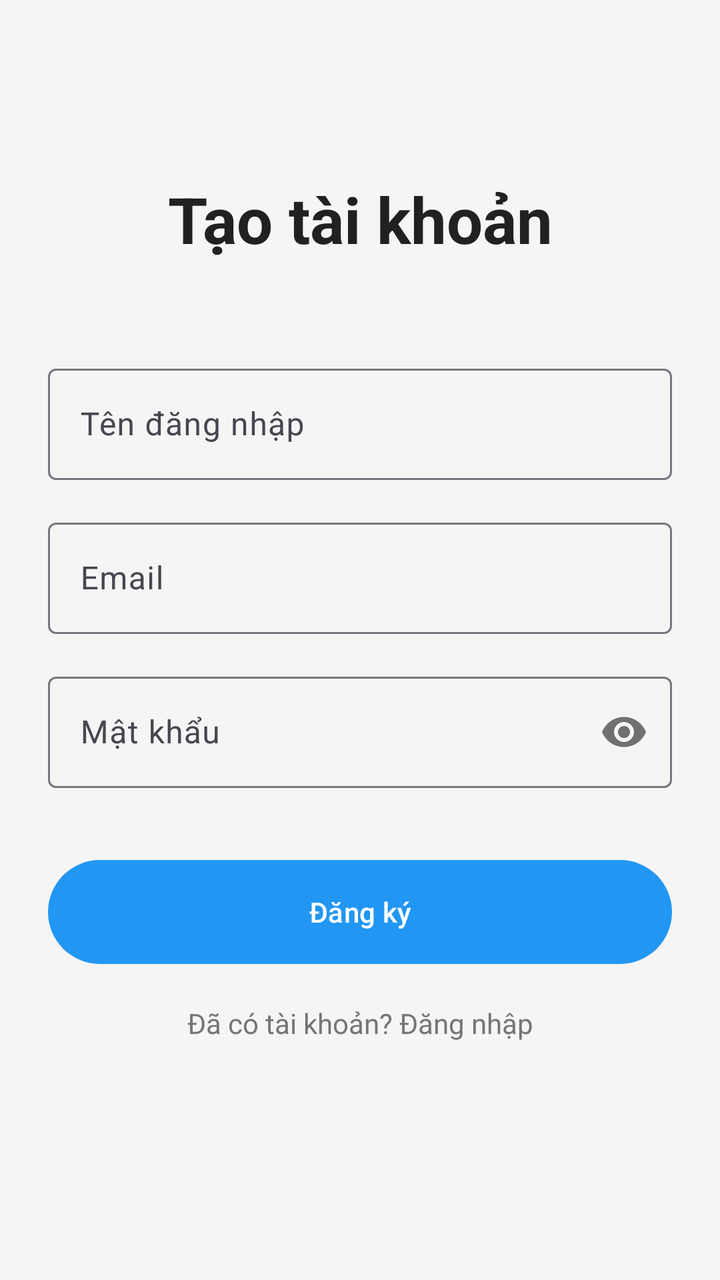
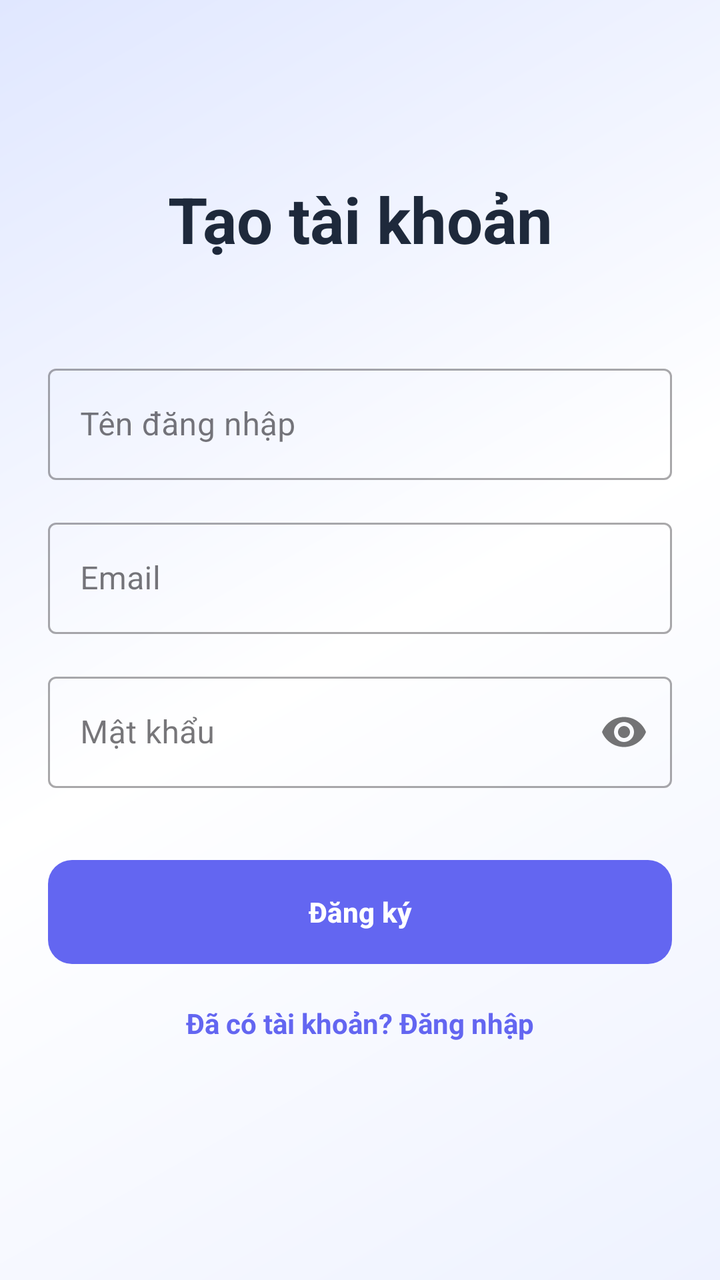

Two renders of the same Android screen: before a commit and after it. Below are the layout's source before the change and the commit's diff.
<!-- AndroidManifest.xml: application theme Theme.Personalfinancemanager -->
<!-- res/layout/activity_register.xml -->
<?xml version="1.0" encoding="utf-8"?>
<androidx.constraintlayout.widget.ConstraintLayout xmlns:android="http://schemas.android.com/apk/res/android"
    xmlns:app="http://schemas.android.com/apk/res-auto"
    android:layout_width="match_parent"
    android:layout_height="match_parent"
    android:padding="24dp"
    android:background="@color/backgroundColor">

    <TextView
        android:id="@+id/tvTitle"
        android:layout_width="wrap_content"
        android:layout_height="wrap_content"
        android:text="@string/create_account"
        android:textSize="32sp"
        android:textStyle="bold"
        android:textColor="@color/textColorPrimary"
        app:layout_constraintTop_toTopOf="parent"
        app:layout_constraintStart_toStartOf="parent"
        app:layout_constraintEnd_toEndOf="parent"
        android:layout_marginTop="64dp" />

    <com.google.android.material.textfield.TextInputLayout
        android:id="@+id/tilUsername"
        android:layout_width="match_parent"
        android:layout_height="wrap_content"
        android:hint="@string/username"
        app:layout_constraintTop_toBottomOf="@id/tvTitle"
        android:layout_marginTop="48dp">

        <com.google.android.material.textfield.TextInputEditText
            android:id="@+id/etUsername"
            android:layout_width="match_parent"
            android:layout_height="wrap_content"
            android:inputType="textPersonName"
            android:textColor="@color/textColorPrimary" />
    </com.google.android.material.textfield.TextInputLayout>

    <com.google.android.material.textfield.TextInputLayout
        android:id="@+id/tilEmail"
        android:layout_width="match_parent"
        android:layout_height="wrap_content"
        android:hint="@string/email"
        app:layout_constraintTop_toBottomOf="@id/tilUsername"
        android:layout_marginTop="16dp">

        <com.google.android.material.textfield.TextInputEditText
            android:id="@+id/etEmail"
            android:layout_width="match_parent"
            android:layout_height="wrap_content"
            android:inputType="textEmailAddress"
            android:textColor="@color/textColorPrimary" />
    </com.google.android.material.textfield.TextInputLayout>

    <com.google.android.material.textfield.TextInputLayout
        android:id="@+id/tilPassword"
        android:layout_width="match_parent"
        android:layout_height="wrap_content"
        android:hint="@string/password"
        app:passwordToggleEnabled="true"
        app:layout_constraintTop_toBottomOf="@id/tilEmail"
        android:layout_marginTop="16dp">

        <com.google.android.material.textfield.TextInputEditText
            android:id="@+id/etPassword"
            android:layout_width="match_parent"
            android:layout_height="wrap_content"
            android:inputType="textPassword"
            android:textColor="@color/textColorPrimary" />
    </com.google.android.material.textfield.TextInputLayout>

    <Button
        android:id="@+id/btnRegister"
        android:layout_width="match_parent"
        android:layout_height="60dp"
        android:text="@string/register"
        app:layout_constraintTop_toBottomOf="@id/tilPassword"
        android:layout_marginTop="32dp" />

    <TextView
        android:id="@+id/tvGoToLogin"
        android:layout_width="wrap_content"
        android:layout_height="wrap_content"
        android:text="@string/already_have_account"
        android:textColor="@color/textColorSecondary"
        app:layout_constraintTop_toBottomOf="@id/btnRegister"
        app:layout_constraintStart_toStartOf="parent"
        app:layout_constraintEnd_toEndOf="parent"
        android:layout_marginTop="16dp" />

    <ProgressBar
        android:id="@+id/progressBar"
        android:layout_width="wrap_content"
        android:layout_height="wrap_content"
        android:visibility="gone"
        app:layout_constraintTop_toTopOf="parent"
        app:layout_constraintBottom_toBottomOf="parent"
        app:layout_constraintStart_toStartOf="parent"
        app:layout_constraintEnd_toEndOf="parent" />

</androidx.constraintlayout.widget.ConstraintLayout>
<!-- resources referenced by this layout -->
<resources>
  <color name="backgroundColor">#F5F5F5</color>
  <color name="textColorPrimary">#212121</color>
  <color name="textColorSecondary">#757575</color>
  <string name="already_have_account">Đã có tài khoản? Đăng nhập</string>
  <string name="create_account">Tạo tài khoản</string>
  <string name="email">Email</string>
  <string name="password">Mật khẩu</string>
  <string name="register">Đăng ký</string>
  <string name="username">Tên đăng nhập</string>
  <style name="Theme.Personalfinancemanager" parent="Base.Theme.Personalfinancemanager" />
  <style name="Base.Theme.Personalfinancemanager" parent="Theme.Material3.DayNight.NoActionBar">
          
          <item name="colorPrimary">@color/primary</item>
          <item name="colorPrimaryDark">@color/primary_dark</item>
          <item name="colorAccent">@color/accent</item>
  
          <item name="android:windowBackground">@color/backgroundColor</item>
          <item name="android:textColorPrimary">@color/textColorPrimary</item>
          <item name="android:textColorSecondary">@color/textColorSecondary</item>
      </style>
  <color name="primary">#2196F3</color>
  <color name="primary_dark">#1976D2</color>
  <color name="accent">#03DAC5</color>
</resources>

<!-- the commit's change to res/layout/activity_register.xml (unified diff, before → after) -->
@@ -4,7 +4,7 @@
     android:layout_width="match_parent"
     android:layout_height="match_parent"
     android:padding="24dp"
-    android:background="@color/backgroundColor">
+    android:background="@drawable/bg_app_main">
 
     <TextView
         android:id="@+id/tvTitle"
@@ -24,6 +24,7 @@
         android:layout_width="match_parent"
         android:layout_height="wrap_content"
         android:hint="@string/username"
+        style="@style/Widget.MaterialComponents.TextInputLayout.OutlinedBox"
         app:layout_constraintTop_toBottomOf="@id/tvTitle"
         android:layout_marginTop="48dp">
 
@@ -40,6 +41,7 @@
         android:layout_width="match_parent"
         android:layout_height="wrap_content"
         android:hint="@string/email"
+        style="@style/Widget.MaterialComponents.TextInputLayout.OutlinedBox"
         app:layout_constraintTop_toBottomOf="@id/tilUsername"
         android:layout_marginTop="16dp">
 
@@ -56,6 +58,7 @@
         android:layout_width="match_parent"
         android:layout_height="wrap_content"
         android:hint="@string/password"
+        style="@style/Widget.MaterialComponents.TextInputLayout.OutlinedBox"
         app:passwordToggleEnabled="true"
         app:layout_constraintTop_toBottomOf="@id/tilEmail"
         android:layout_marginTop="16dp">
@@ -73,6 +76,8 @@
         android:layout_width="match_parent"
         android:layout_height="60dp"
         android:text="@string/register"
+        android:textStyle="bold"
+        app:cornerRadius="12dp"
         app:layout_constraintTop_toBottomOf="@id/tilPassword"
         android:layout_marginTop="32dp" />
 
@@ -81,7 +86,8 @@
         android:layout_width="wrap_content"
         android:layout_height="wrap_content"
         android:text="@string/already_have_account"
-        android:textColor="@color/textColorSecondary"
+        android:textColor="@color/primary"
+        android:textStyle="bold"
         app:layout_constraintTop_toBottomOf="@id/btnRegister"
         app:layout_constraintStart_toStartOf="parent"
         app:layout_constraintEnd_toEndOf="parent"
<!-- resource entries referenced after the edit -->
@@ -1,8 +1,17 @@
 <!-- resources referenced by this layout -->
 <resources>
-  <color name="backgroundColor">#F5F5F5</color>
-  <color name="textColorPrimary">#212121</color>
-  <color name="textColorSecondary">#757575</color>
+  <color name="textColorPrimary">#1E293B</color>
+  <!-- drawable bg_app_main (drawable) -->
+  <?xml version="1.0" encoding="utf-8"?>
+  <shape xmlns:android="http://schemas.android.com/apk/res/android"
+      android:shape="rectangle">
+      <gradient
+          android:startColor="#EEF2FF"
+          android:centerColor="#FFFFFF"
+          android:endColor="#E0E7FF"
+          android:angle="135" />
+  </shape>
+  <color name="textColorSecondary">#64748B</color>
   <string name="already_have_account">Đã có tài khoản? Đăng nhập</string>
   <string name="create_account">Tạo tài khoản</string>
   <string name="email">Email</string>
@@ -16,12 +25,14 @@
           <item name="colorPrimaryDark">@color/primary_dark</item>
           <item name="colorAccent">@color/accent</item>
   
-          <item name="android:windowBackground">@color/backgroundColor</item>
+          
+          <item name="android:windowBackground">@drawable/bg_app_main</item>
+  
           <item name="android:textColorPrimary">@color/textColorPrimary</item>
           <item name="android:textColorSecondary">@color/textColorSecondary</item>
       </style>
-  <color name="primary">#2196F3</color>
-  <color name="primary_dark">#1976D2</color>
-  <color name="accent">#03DAC5</color>
+  <color name="primary">#6366F1</color>
+  <color name="primary_dark">#4F46E5</color>
+  <color name="accent">#F43F5E</color>
 </resources>
 
